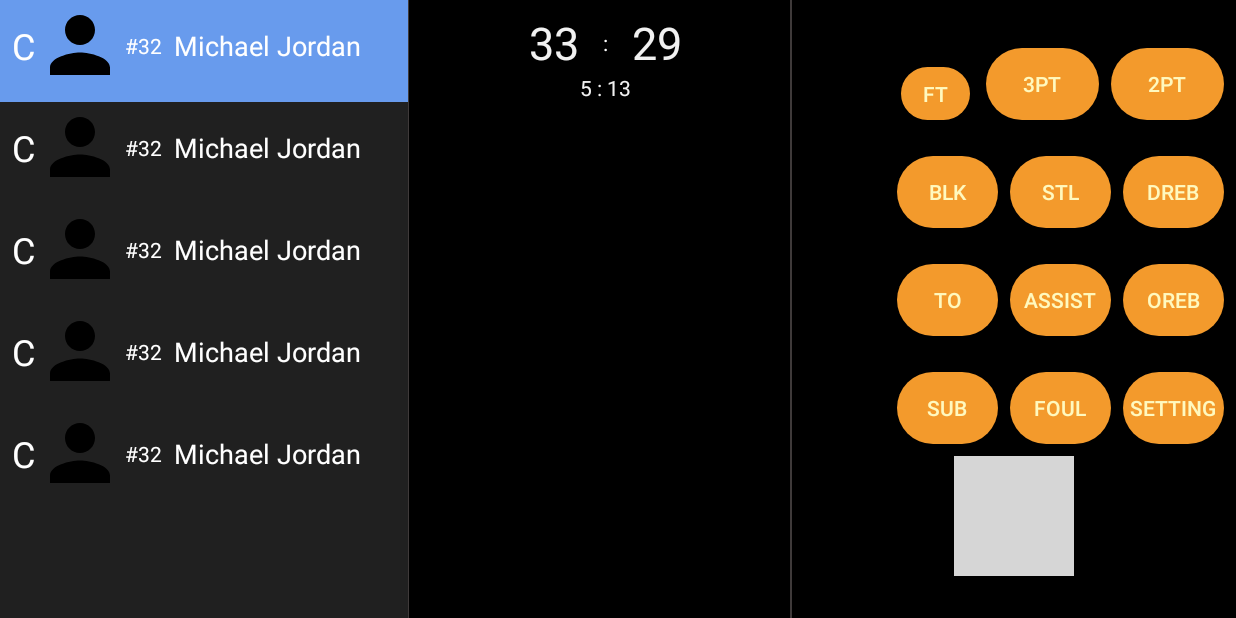
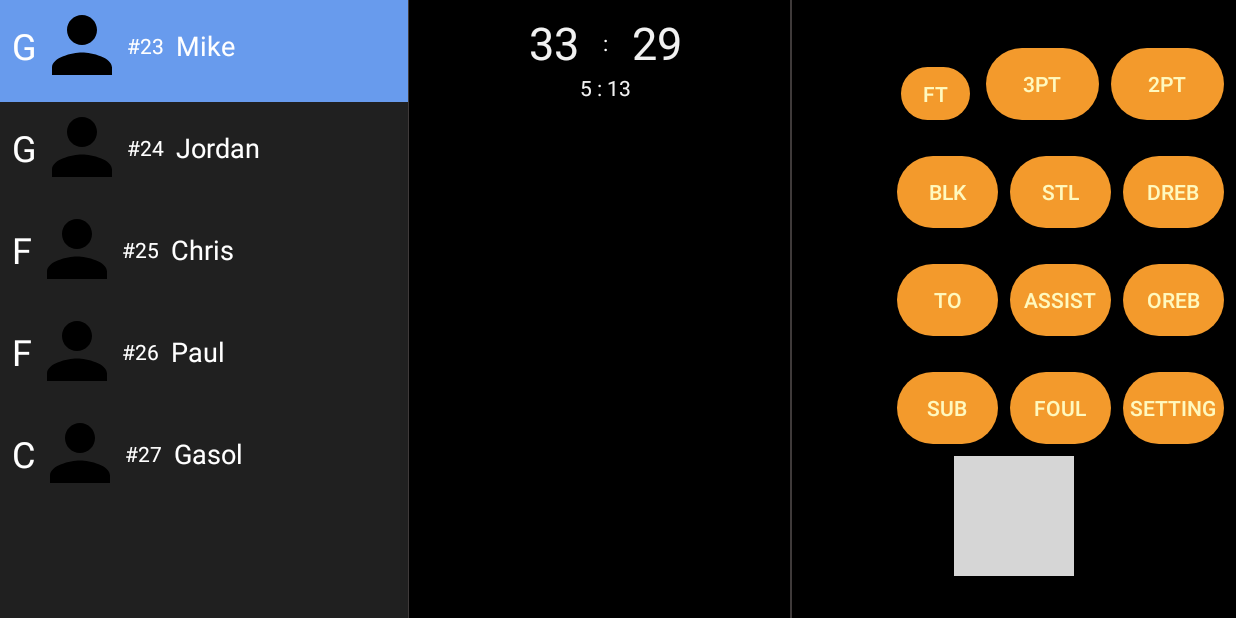
Before and after one commit to michael830713/ProjectBoxScore, an Android app: the screen it shows after launch (MainActivity), after a tap on "LOGIN WITH GOOGLE", on a phone screen of 824 x 412 dp (held sideways). Run offline under Robolectric (Android 15) with nearby library versions, the light colour scheme and no system bars; libraries missing offline, so code that uses them is left out: io.github.controlwear.virtual; plain views replace JoystickView; grey boxes are pictures that could not be loaded.

Commit message:
added the onCourt position to display

```diff
--- a/app/build.gradle
+++ b/app/build.gradle
@@ -16,7 +16,12 @@ android {
             proguardFiles getDefaultProguardFile('proguard-android-optimize.txt'), 'proguard-rules.pro'
         }
     }
+    compileOptions {
+        sourceCompatibility JavaVersion.VERSION_1_8
+        targetCompatibility JavaVersion.VERSION_1_8
+    }
 }
+
 
 dependencies {
     implementation fileTree(dir: 'libs', include: ['*.jar'])
--- a/app/src/main/java/com/mike/projectboxscore/Data/PlayerOnCourtStats.java
+++ b/app/src/main/java/com/mike/projectboxscore/Data/PlayerOnCourtStats.java
@@ -16,6 +16,11 @@ public class PlayerOnCourtStats {
     private int fouls;
     private int steals;
     private int blocks;
+    private String onCourtPosition;
+
+    public String getOnCourtPosition() {
+        return onCourtPosition;
+    }
 
     public int getBlocks() {
         return blocks;
@@ -33,9 +38,10 @@ public class PlayerOnCourtStats {
         this.steals = steals;
     }
 
-    public PlayerOnCourtStats(String name, int backNumber) {
+    public PlayerOnCourtStats(String name, int backNumber, String onCourtPosition) {
         Name = name;
         this.backNumber = backNumber;
+        this.onCourtPosition = onCourtPosition;
     }
 
     public String getName() {
--- a/app/src/main/java/com/mike/projectboxscore/mainConsole/MainConsoleFragment.java
+++ b/app/src/main/java/com/mike/projectboxscore/mainConsole/MainConsoleFragment.java
@@ -88,11 +88,12 @@ public class MainConsoleFragment extends Fragment implements MainConsoleViewCont
     @Override
     public void onViewCreated(@NonNull View view, @Nullable Bundle savedInstanceState) {
         super.onViewCreated(view, savedInstanceState);
-        players.add(new PlayerOnCourtStats("Mike", 23));
-        players.add(new PlayerOnCourtStats("Jordan", 24));
-        players.add(new PlayerOnCourtStats("Chris", 25));
-        players.add(new PlayerOnCourtStats("Paul", 26));
-        players.add(new PlayerOnCourtStats("Gasol", 27));
+        players.add(new PlayerOnCourtStats("Mike", 23,getString(R.string.gaurd)));
+        players.add(new PlayerOnCourtStats("Jordan", 24,getString(R.string.gaurd)));
+        players.add(new PlayerOnCourtStats("Chris", 25,getString(R.string.forward)));
+        players.add(new PlayerOnCourtStats("Paul", 26,getString(R.string.forward)));
+        players.add(new PlayerOnCourtStats("Gasol", 27,getString(R.string.center)));
+        mOnCourtPlayerAdapter.setPlayers(players);
 
         m2Pts.setOnClickListener(awesomeOnClickListener);
         m3Pts.setOnClickListener(awesomeOnClickListener);
--- a/app/src/main/java/com/mike/projectboxscore/mainConsole/OnCourtPlayerAdapter.java
+++ b/app/src/main/java/com/mike/projectboxscore/mainConsole/OnCourtPlayerAdapter.java
@@ -10,12 +10,16 @@ import android.view.ViewGroup;
 import android.widget.ImageView;
 import android.widget.TextView;
 
+import com.mike.projectboxscore.Data.PlayerOnCourtStats;
 import com.mike.projectboxscore.R;
+
+import java.util.ArrayList;
 
 public class OnCourtPlayerAdapter extends RecyclerView.Adapter<OnCourtPlayerAdapter.PlayerViewHolder> {
 
     private MainConsoleViewContract.Presenter mPresenter;
     int row_index = 0;
+    private ArrayList<PlayerOnCourtStats> mPlayers;
 
     public OnCourtPlayerAdapter(MainConsoleViewContract.Presenter presenter) {
         mPresenter = presenter;
@@ -30,13 +34,15 @@ public class OnCourtPlayerAdapter extends RecyclerView.Adapter<OnCourtPlayerAdap
 
     @Override
     public void onBindViewHolder(@NonNull final PlayerViewHolder playerViewHolder, final int i) {
-        playerViewHolder.mConstraintLayout.setOnClickListener(new View.OnClickListener() {
 
-            @Override
-            public void onClick(View v) {
-                row_index = i;
-                notifyDataSetChanged();
-            }
+        playerViewHolder.mPlayerName.setText(mPlayers.get(i).getName());
+        playerViewHolder.mBackNumber.setText("#" + mPlayers.get(i).getBackNumber());
+        playerViewHolder.mOnCourtPosition.setText(mPlayers.get(i).getOnCourtPosition());
+
+
+        playerViewHolder.mConstraintLayout.setOnClickListener(v -> {
+            row_index = i;
+            notifyDataSetChanged();
         });
         if (row_index == i) {
             highlightSelectedPlayer(playerViewHolder.mConstraintLayout);
@@ -87,7 +93,11 @@ public class OnCourtPlayerAdapter extends RecyclerView.Adapter<OnCourtPlayerAdap
         constraintLayout.setBackgroundColor(Color.parseColor("#202020"));
     }
 
-    public int getRow_index(){
+    public int getRow_index() {
         return row_index;
     }
+
+    public void setPlayers(ArrayList<PlayerOnCourtStats> players) {
+        mPlayers = players;
+    }
 }
--- a/app/src/main/res/values/strings.xml
+++ b/app/src/main/res/values/strings.xml
@@ -1,3 +1,6 @@
 <resources>
     <string name="app_name">ProjectBoxScore</string>
+    <string name="gaurd">G</string>
+    <string name="forward">F</string>
+    <string name="center">C</string>
 </resources>
```
